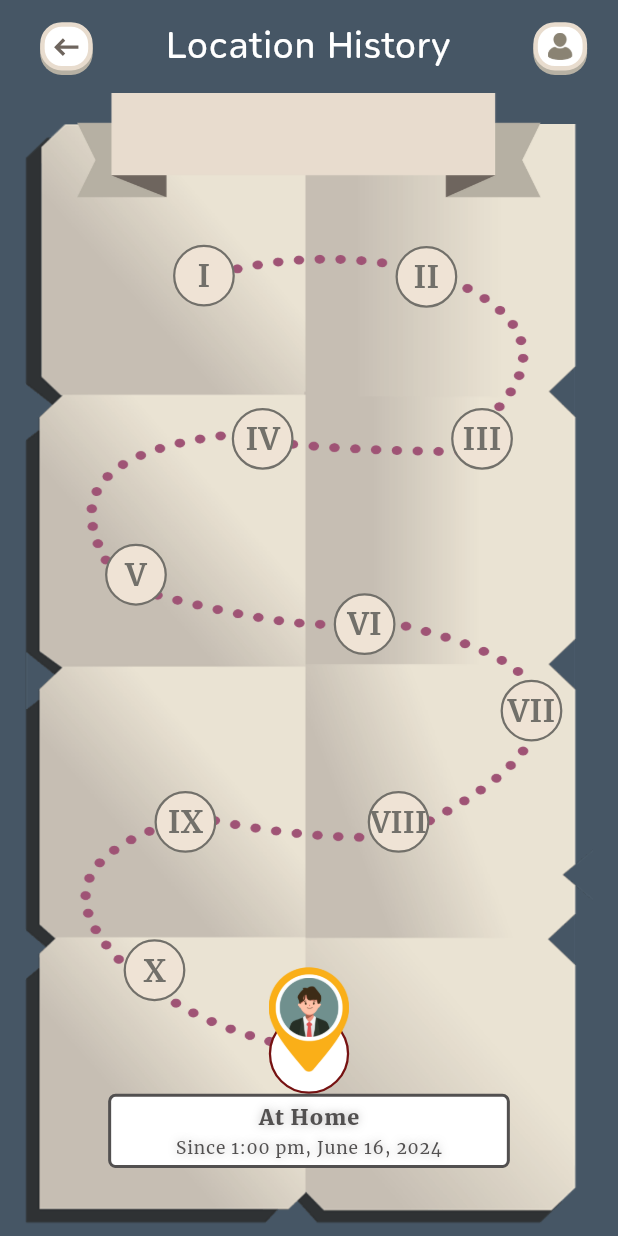
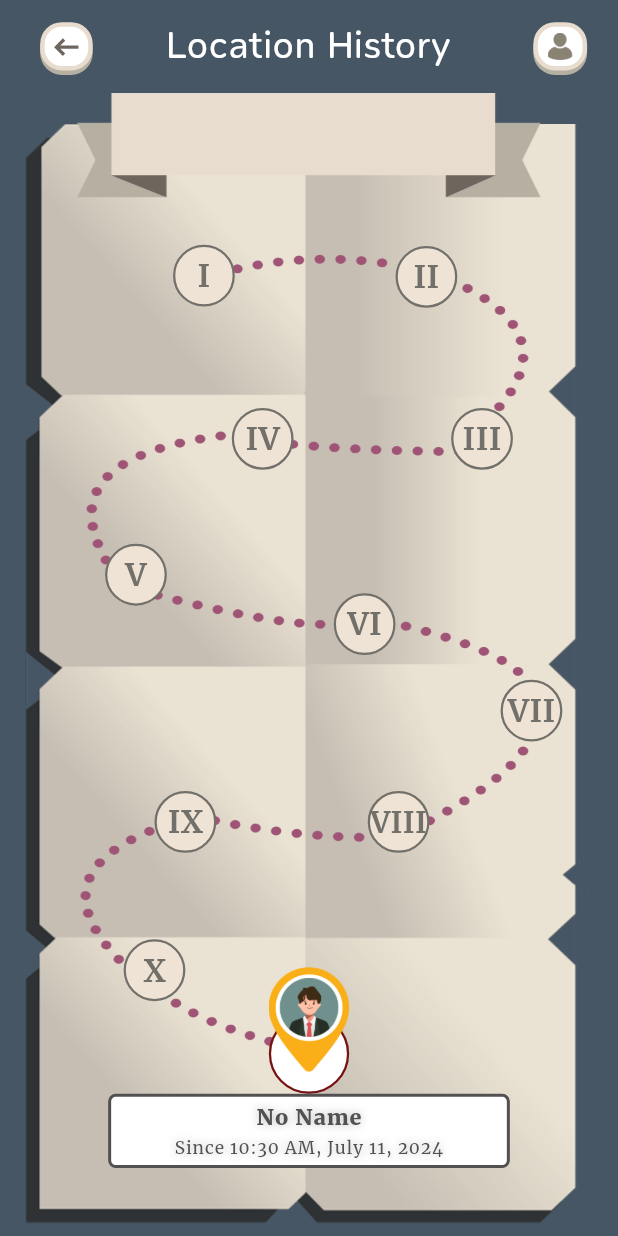
Before and after one commit to ZaichieJPT/SafeConnex, a Flutter app: the LocationHistory screen opened directly with empty values, on a phone screen of 412 x 824 dp. Run offline on Flutter 3.47's test engine with Material 3 defaults, Android fonts, the phone set to English and light mode, and no system bars; our stand-ins replace animated_toggle_switch, carousel_slider, cloud_firestore, email_validator, firebase_auth, firebase_core and 17 more; missing offline and left inert: dio_cache_interceptor, flutter_camera, flutter_map_cache, geofence_service, googleapis; accounts and stored records are empty; project files that could hold a hidden picture were left out.

Commit message:
Bug Fixex and Updated Location History

```diff
--- a/lib/front_end_code/components/home_components/emergency_mini_button.dart
+++ b/lib/front_end_code/components/home_components/emergency_mini_button.dart
@@ -101,7 +101,7 @@ class _EMGMiniButtonState extends State<EMGMiniButton> {
                   ),
                 );
               }else{
-                if(DependencyInjector().locator<SafeConnexAuthentication>().emergencyPin == null || DependencyInjector().locator<SafeConnexAuthentication>().emergencyPin!.length < 4){
+                if(DependencyInjector().locator<SafeConnexAuthentication>().emergencyPin == null || DependencyInjector().locator<SafeConnexAuthentication>().emergencyPin!.length < 4 || DependencyInjector().locator<SafeConnexAuthentication>().emergencyPin == ""){
                   Navigator.push(context, MaterialPageRoute(builder: (context) => InitialPinDialog()));
                 }
               }
--- a/lib/front_end_code/components/signup_emailcard.dart
+++ b/lib/front_end_code/components/signup_emailcard.dart
@@ -1,5 +1,6 @@
 // ignore_for_file: prefer_const_constructors
 import 'package:email_validator/email_validator.dart';
+import "package:safeconnex/api/dependecy_injector/injector.dart";
 import "package:safeconnex/backend_code/firebase_scripts/safeconnex_authentication.dart";
 import "package:safeconnex/front_end_code/components/signup_continue_btn.dart";
 import "package:safeconnex/front_end_code/components/signup_textformfield.dart";
@@ -27,7 +28,7 @@ class EmailCard extends StatefulWidget {
 class _EmailCardState extends State<EmailCard> {
   final _emailCardFormKey = GlobalKey<FormState>();
   SettingsProvider provider = SettingsProvider();
-  SafeConnexAuthentication authentication = SafeConnexAuthentication();
+  //SafeConnexAuthentication authentication = SafeConnexAuthentication();
 
   @override
   Widget build(BuildContext context) {
@@ -170,7 +171,7 @@ class _EmailCardState extends State<EmailCard> {
           btnName: "Continue",
           formKey: _emailCardFormKey,
           continueClicked: () {
-            authentication
+            DependencyInjector().locator<SafeConnexAuthentication>()
                 .verifyEmailAddress(widget.emailController.text)
                 .whenComplete(() {
               if (_emailCardFormKey.currentState!.validate()) {
--- a/lib/front_end_code/components/signup_passcard.dart
+++ b/lib/front_end_code/components/signup_passcard.dart
@@ -408,12 +408,12 @@ class _PassCardState extends State<PassCard> {
                     widget.emailController.text,
                     widget.passController.text,
                     widget.firstNameController.text,
-                    widget.firstNameController.text,
+                    widget.lastNameController.text,
                     "00000",
                     widget.dateController.text,
                 );
 
-                if (DependencyInjector().locator<SafeConnexAuthentication>().signUpException == '') {
+                if (DependencyInjector().locator<SafeConnexAuthentication>().signUpException == null) {
                   Navigator.push(context,
                       MaterialPageRoute(builder: (context) => VerifyEmailPage()));
                 } else {
--- a/lib/front_end_code/pages/circle_pages/circle_results_page.dart
+++ b/lib/front_end_code/pages/circle_pages/circle_results_page.dart
@@ -4,6 +4,7 @@ import 'package:flutter/cupertino.dart';
 import 'package:flutter/material.dart';
 import 'package:flutter/widgets.dart';
 import 'package:safeconnex/api/dependecy_injector/injector.dart';
+import 'package:safeconnex/backend_code/firebase_scripts/safeconnex_authentication.dart';
 import 'package:safeconnex/backend_code/firebase_scripts/safeconnex_circle_database.dart';
 import 'package:safeconnex/front_end_code/pages/home_mainscreen.dart';
 
@@ -104,6 +105,7 @@ class _CircleResultsPageState extends State<CircleResultsPage> {
                                     textAlign: TextAlign.center,
                                   ),
                                   onPressed: () {
+                                    DependencyInjector().locator<SafeConnexCircleDatabase>().getCircleList(DependencyInjector().locator<SafeConnexAuthentication>().currentUser!.uid);
                                     Navigator.push(context, MaterialPageRoute(builder: (context) => MainScreen()));
                                     //PageNavigator(context, MainScreen());
                                   },
--- a/lib/front_end_code/pages/circle_pages/join_circle_confirm.dart
+++ b/lib/front_end_code/pages/circle_pages/join_circle_confirm.dart
@@ -5,6 +5,7 @@ import 'package:flutter/cupertino.dart';
 import 'package:flutter/material.dart';
 import 'package:flutter/widgets.dart';
 import 'package:safeconnex/api/dependecy_injector/injector.dart';
+import 'package:safeconnex/backend_code/firebase_scripts/safeconnex_authentication.dart';
 import 'package:safeconnex/backend_code/firebase_scripts/safeconnex_circle_database.dart';
 import 'package:safeconnex/front_end_code/pages/home_mainscreen.dart';
 
@@ -150,6 +151,7 @@ class _ConfirmJoinCircleState extends State<ConfirmJoinCircle> {
                         child: TextButton(
                           onPressed: () {
                             DependencyInjector().locator<SafeConnexCircleDatabase>().joinTheCircle().whenComplete((){
+                              DependencyInjector().locator<SafeConnexCircleDatabase>().getCircleList(DependencyInjector().locator<SafeConnexAuthentication>().currentUser!.uid);
                               Navigator.push(context, MaterialPageRoute(builder: (context) => MainScreen()));
                             });
                           },
--- a/lib/front_end_code/pages/emergency_button_pages/emergency_countdown_template.dart
+++ b/lib/front_end_code/pages/emergency_button_pages/emergency_countdown_template.dart
@@ -412,7 +412,7 @@ class _CountdownTemplateState extends State<CountdownTemplate> {
                         ),
                         //PIN TEXT
                         Text(
-                          DependencyInjector().locator<SafeConnexAuthentication>().emergencyPin!,
+                          DependencyInjector().locator<SafeConnexAuthentication>().emergencyPin ?? "",
                           textAlign: TextAlign.center,
                           overflow: TextOverflow.ellipsis,
                           style: TextStyle(
--- a/lib/front_end_code/pages/home_mainscreen.dart
+++ b/lib/front_end_code/pages/home_mainscreen.dart
@@ -65,6 +65,12 @@ class _MainScreenState extends State<MainScreen> {
   }
 
   @override
+  void initState() {
+    // TODO: implement initState
+    super.initState();
+  }
+
+  @override
   Widget build(BuildContext context) {
     double height = MediaQuery.sizeOf(context).height;
     double width = MediaQuery.sizeOf(context).width;
--- a/lib/front_end_code/pages/location_history_page.dart
+++ b/lib/front_end_code/pages/location_history_page.dart
@@ -4,9 +4,11 @@ import 'package:flutter/cupertino.dart';
 import 'package:flutter/material.dart';
 import 'package:flutter/widgets.dart';
 import 'package:flutter_map/flutter_map.dart';
+import 'package:intl/intl.dart';
 import 'package:safeconnex/api/dependecy_injector/injector.dart';
 import 'package:safeconnex/backend_code/firebase_scripts/safeconnex_authentication.dart';
 import 'package:safeconnex/backend_code/firebase_scripts/safeconnex_circle_database.dart';
+import 'package:safeconnex/backend_code/firebase_scripts/safeconnex_firestore.dart';
 import 'package:safeconnex/backend_code/firebase_scripts/safeconnex_location_history.dart';
 
 class LocationHistory extends StatefulWidget {
@@ -114,6 +116,15 @@ class _LocationHistoryState extends State<LocationHistory> {
     DependencyInjector().locator<SafeConnexLocationHistory>().getDataFromLocationHistory(widget.userId);
     _currentMemberName = widget.userName;
     super.initState();
+  }
+
+  String _getGeocodeValue(String userId) {
+    for (var geocodes in DependencyInjector().locator<SafeConnexGeolocation>().coordinatesData) {
+      if (geocodes["userId"] == userId) {
+        return geocodes["geocoded"];
+      }
+    }
+    return "No Name";
   }
 
   @override
@@ -672,10 +683,10 @@ class _LocationHistoryState extends State<LocationHistory> {
                                   color: Color.fromARGB(255, 82, 80, 76),
                                 ),
                                 preferBelow: false,
-                                message: 'At Home',
+                                message: _getGeocodeValue(widget.userId) ?? "No Name",
                                 child: FittedBox(
                                   child: Text(
-                                    'At Home',
+                                    _getGeocodeValue(widget.userId)  ?? "No Name",
                                     textAlign: TextAlign.center,
                                     style: TextStyle(
                                       fontFamily: 'Merriweather',
@@ -699,7 +710,7 @@ class _LocationHistoryState extends State<LocationHistory> {
                             Flexible(
                               child: FittedBox(
                                 child: Text(
-                                  'Since 1:00 pm, June 16, 2024',
+                                  'Since ${DateFormat("hh:mm aaa").format(DateTime.now())}, ${DateFormat("MMMM dd, yyyy").format(DateTime.now())}',
                                   textAlign: TextAlign.center,
                                   style: TextStyle(
                                     fontFamily: 'Merriweather',
--- a/lib/front_end_code/provider/user_map_provider.dart
+++ b/lib/front_end_code/provider/user_map_provider.dart
@@ -157,7 +157,6 @@ class UserMapProviderState extends State<UserMapProvider> {
     // TODO: implement initState
     super.initState();
     DependencyInjector().locator<SafeConnexGeolocation>().getCoordinates();
-    DependencyInjector().locator<SafeConnexLocationHistory>().deleteHistory(DependencyInjector().locator<SafeConnexAuthentication>().currentUser!.uid);
     WidgetsBinding.instance.addPostFrameCallback((_) {
       _geofenceService.addGeofenceStatusChangeListener(_onGeofenceStatusChanged);
       _geofenceService.addLocationChangeListener(_onLocationChanged);
```
Also changed, not shown: lib/backend_code/firebase_scripts/safeconnex_authentication.dart (+14 -9 lines), lib/front_end_code/pages/email_verification_page.dart (+9 -0 lines), lib/front_end_code/pages/home_page.dart (+8 -2 lines), lib/front_end_code/pages/join_circle.dart (+5 -3 lines), lib/front_end_code/pages/login_page.dart (+6 -4 lines).
